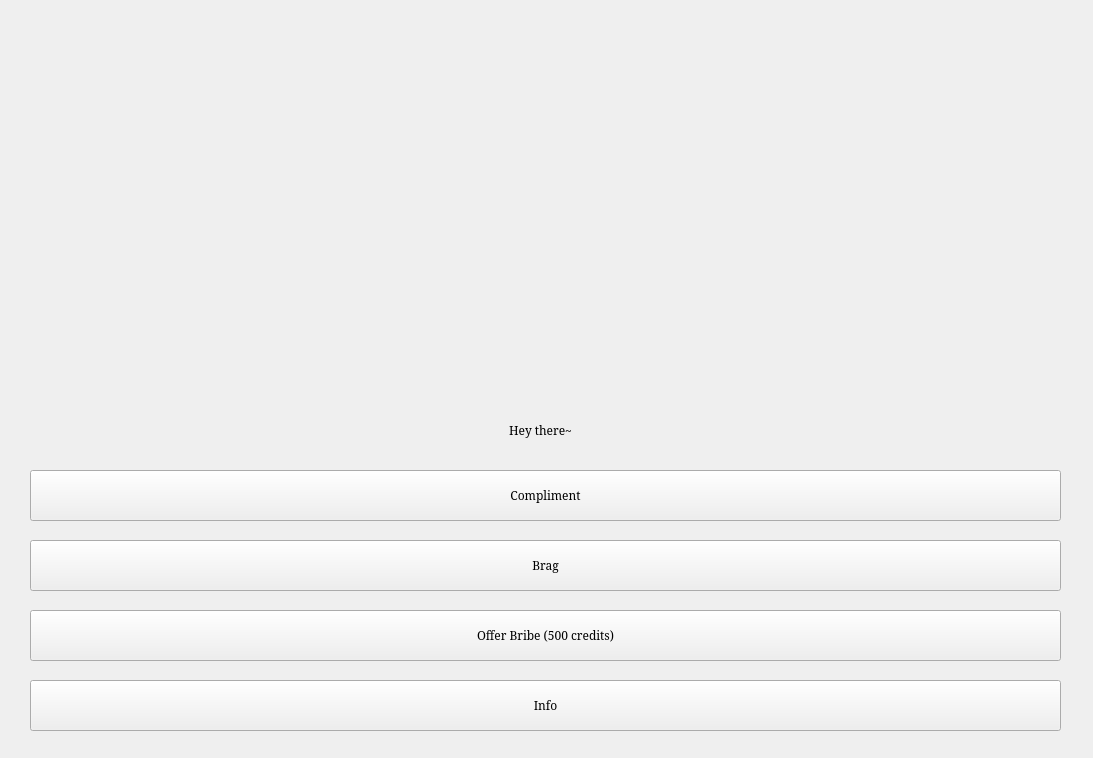
This is GalaxyGame/Student/encounter.ui in cronos23/spacewaifus as Qt 5 draws it before an edit. The edited form follows.
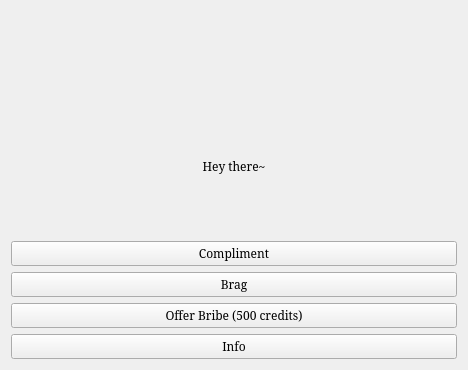
This is the edited form. Icons and pictures are not drawn.

Commit message: QoL changes to encounter ui

```diff
--- a/GalaxyGame/Student/encounter.ui
+++ b/GalaxyGame/Student/encounter.ui
@@ -6,22 +6,45 @@
    <rect>
     <x>0</x>
     <y>0</y>
-    <width>1093</width>
-    <height>758</height>
+    <width>468</width>
+    <height>370</height>
    </rect>
   </property>
   <property name="windowTitle">
    <string>A wild spaceship appears!</string>
   </property>
+  <property name="windowIcon">
+   <iconset resource="resources.qrc">
+    <normaloff>:/images/images/player_ship.png</normaloff>:/images/images/player_ship.png</iconset>
+  </property>
+  <layout class="QGridLayout" name="gridLayout">
+   <item row="8" column="0" colspan="3">
+    <widget class="QPushButton" name="info_button">
+     <property name="font">
+      <font>
+       <family>Serif</family>
+      </font>
+     </property>
+     <property name="text">
+      <string>Info</string>
+     </property>
+    </widget>
+   </item>
+   <item row="1" column="2">
+    <spacer name="horizontalSpacer_2">
+     <property name="orientation">
+      <enum>Qt::Horizontal</enum>
+     </property>
+     <property name="sizeHint" stdset="0">
+      <size>
+       <width>40</width>
+       <height>20</height>
+      </size>
+     </property>
+    </spacer>
+   </item>
+   <item row="1" column="1">
   <widget class="QLabel" name="picture_label">
-   <property name="geometry">
-    <rect>
-     <x>490</x>
-     <y>180</y>
-     <width>101</width>
-     <height>91</height>
-    </rect>
-   </property>
    <property name="text">
     <string/>
    </property>
@@ -38,54 +61,22 @@
     <bool>false</bool>
    </property>
   </widget>
-  <widget class="QLabel" name="response_label">
-   <property name="geometry">
-    <rect>
-     <x>20</x>
-     <y>410</y>
-     <width>1041</width>
-     <height>41</height>
-    </rect>
-   </property>
-   <property name="font">
-    <font>
-     <family>Serif</family>
-    </font>
-   </property>
-   <property name="text">
-    <string>Hey there~</string>
-   </property>
-   <property name="alignment">
-    <set>Qt::AlignCenter</set>
-   </property>
-  </widget>
-  <widget class="QPushButton" name="option1_button">
-   <property name="geometry">
-    <rect>
-     <x>30</x>
-     <y>470</y>
-     <width>1031</width>
-     <height>51</height>
-    </rect>
-   </property>
-   <property name="font">
-    <font>
-     <family>Serif</family>
-    </font>
-   </property>
-   <property name="text">
-    <string>Compliment</string>
-   </property>
-  </widget>
+   </item>
+   <item row="1" column="0">
+    <spacer name="horizontalSpacer">
+     <property name="orientation">
+      <enum>Qt::Horizontal</enum>
+     </property>
+     <property name="sizeHint" stdset="0">
+      <size>
+       <width>40</width>
+       <height>20</height>
+      </size>
+     </property>
+    </spacer>
+   </item>
+   <item row="6" column="0" colspan="3">
   <widget class="QPushButton" name="option2_button">
-   <property name="geometry">
-    <rect>
-     <x>30</x>
-     <y>540</y>
-     <width>1031</width>
-     <height>51</height>
-    </rect>
-   </property>
    <property name="font">
     <font>
      <family>Serif</family>
@@ -95,15 +86,34 @@
     <string>Brag</string>
    </property>
   </widget>
+   </item>
+   <item row="5" column="0" colspan="3">
+    <widget class="QPushButton" name="option1_button">
+     <property name="font">
+      <font>
+       <family>Serif</family>
+      </font>
+     </property>
+     <property name="text">
+      <string>Compliment</string>
+     </property>
+    </widget>
+   </item>
+   <item row="4" column="0" colspan="3">
+    <spacer name="verticalSpacer">
+     <property name="orientation">
+      <enum>Qt::Vertical</enum>
+     </property>
+     <property name="sizeHint" stdset="0">
+      <size>
+       <width>20</width>
+       <height>40</height>
+      </size>
+     </property>
+    </spacer>
+   </item>
+   <item row="7" column="0" colspan="3">
   <widget class="QPushButton" name="option3_button">
-   <property name="geometry">
-    <rect>
-     <x>30</x>
-     <y>610</y>
-     <width>1031</width>
-     <height>51</height>
-    </rect>
-   </property>
    <property name="font">
     <font>
      <family>Serif</family>
@@ -113,24 +123,49 @@
     <string>Offer Bribe (500 credits)</string>
    </property>
   </widget>
-  <widget class="QPushButton" name="info_button">
-   <property name="geometry">
-    <rect>
-     <x>30</x>
-     <y>680</y>
-     <width>1031</width>
-     <height>51</height>
-    </rect>
-   </property>
+   </item>
+   <item row="2" column="1">
+    <spacer name="verticalSpacer_2">
+     <property name="orientation">
+      <enum>Qt::Vertical</enum>
+     </property>
+     <property name="sizeHint" stdset="0">
+      <size>
+       <width>20</width>
+       <height>40</height>
+      </size>
+     </property>
+    </spacer>
+   </item>
+   <item row="0" column="1">
+    <spacer name="verticalSpacer_3">
+     <property name="orientation">
+      <enum>Qt::Vertical</enum>
+     </property>
+     <property name="sizeHint" stdset="0">
+      <size>
+       <width>20</width>
+       <height>40</height>
+      </size>
+     </property>
+    </spacer>
+   </item>
+   <item row="3" column="0" colspan="3">
+    <widget class="QLabel" name="response_label">
    <property name="font">
     <font>
      <family>Serif</family>
     </font>
    </property>
    <property name="text">
-    <string>Info</string>
-   </property>
-  </widget>
+      <string>Hey there~</string>
+     </property>
+     <property name="alignment">
+      <set>Qt::AlignCenter</set>
+     </property>
+    </widget>
+   </item>
+  </layout>
  </widget>
  <resources>
   <include location="resources.qrc"/>
```
Lines whose indentation alone changed are shown as unchanged. The commit also changes 4 other files.
